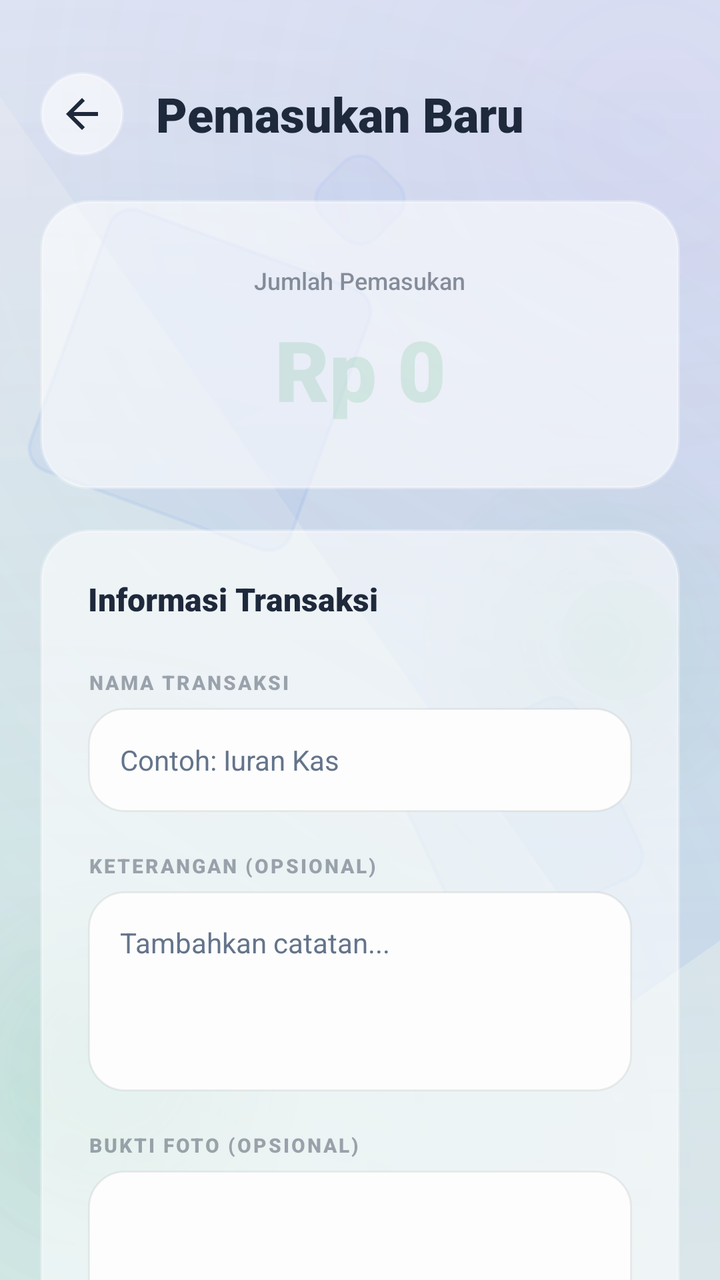
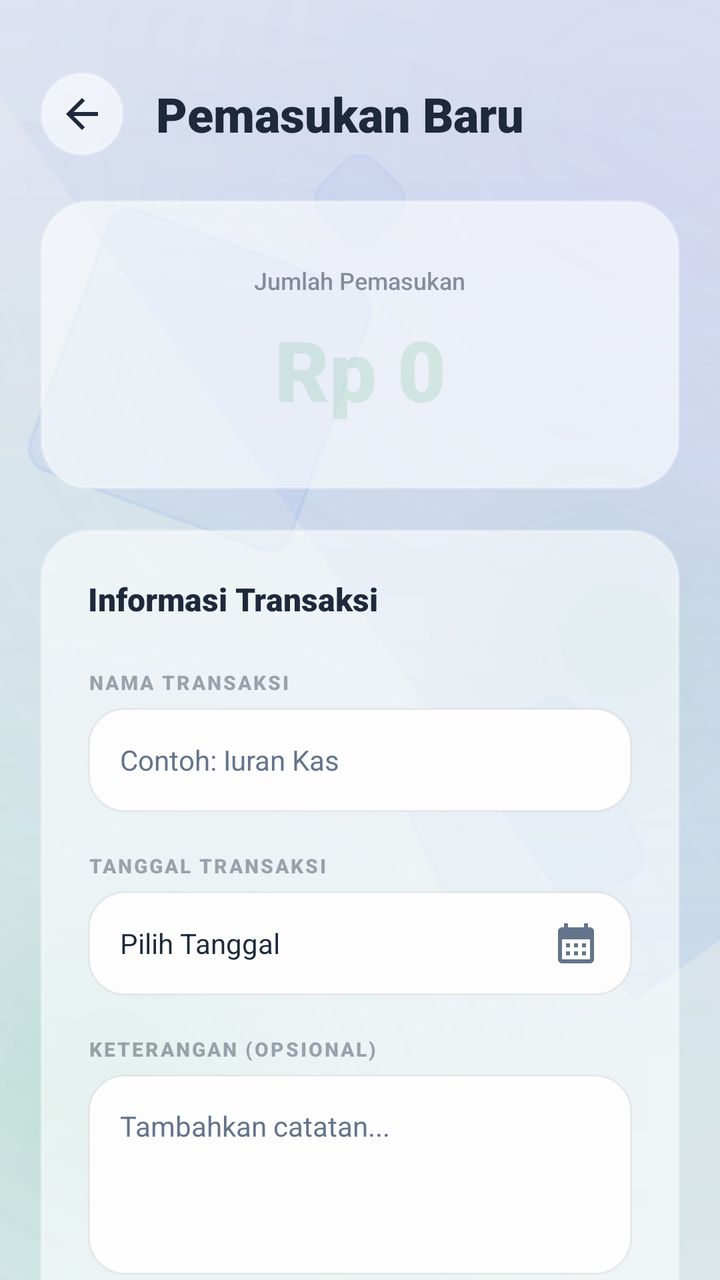

An Android layout rendered at two revisions. The XML below is the earlier revision; the diff shows what the commit changed to produce the second picture.
<!-- AndroidManifest.xml: application theme Theme.KasKelasApp -->
<!-- res/layout/activity_tambah_pemasukan.xml -->
<?xml version="1.0" encoding="utf-8"?>
<FrameLayout xmlns:android="http://schemas.android.com/apk/res/android"
    xmlns:app="http://schemas.android.com/apk/res-auto"
    android:layout_width="match_parent"
    android:layout_height="match_parent"
    android:background="@drawable/background">

    <include layout="@layout/animated_background" />

    
    <androidx.core.widget.NestedScrollView
        android:layout_width="match_parent"
        android:layout_height="match_parent"
        android:clipToPadding="false"
        android:paddingBottom="80dp">

        <LinearLayout
            android:layout_width="match_parent"
            android:layout_height="wrap_content"
            android:orientation="vertical">

            
            <View
                android:layout_width="match_parent"
                android:layout_height="100dp" />

            
            <androidx.cardview.widget.CardView
                android:layout_width="match_parent"
                android:layout_height="wrap_content"
                android:layout_marginHorizontal="@dimen/margin_main"
                android:layout_marginBottom="20dp"
                app:cardBackgroundColor="#00000000"
                app:cardCornerRadius="@dimen/radius_card"
                app:cardElevation="0dp">

                <LinearLayout
                    android:layout_width="match_parent"
                    android:layout_height="wrap_content"
                    android:background="@drawable/bg_glass_card"
                    android:gravity="center"
                    android:orientation="vertical"
                    android:padding="32dp">

                    <TextView
                        android:layout_width="wrap_content"
                        android:layout_height="wrap_content"
                        android:alpha="0.5"
                        android:text="Jumlah Pemasukan"
                        android:textColor="@color/text_main"
                        android:textSize="@dimen/text_caption"
                        android:fontFamily="sans-serif-medium" />

                    <EditText
                        android:id="@+id/etJumlahPemasukan"
                        android:layout_width="match_parent"
                        android:layout_height="wrap_content"
                        android:layout_marginTop="8dp"
                        android:background="@android:color/transparent"
                        android:gravity="center"
                        android:hint="Rp 0"
                        android:inputType="number"
                        android:textColor="@color/brand_accent"
                        android:textColorHint="#2016A34A"
                        android:textSize="42sp"
                        android:fontFamily="sans-serif-black" />
                </LinearLayout>
            </androidx.cardview.widget.CardView>

            
            <androidx.cardview.widget.CardView
                android:layout_width="match_parent"
                android:layout_height="wrap_content"
                android:layout_marginHorizontal="@dimen/margin_main"
                app:cardBackgroundColor="#00000000"
                app:cardCornerRadius="@dimen/radius_card"
                app:cardElevation="0dp">

                <LinearLayout
                    android:layout_width="match_parent"
                    android:layout_height="wrap_content"
                    android:background="@drawable/bg_glass_card"
                    android:orientation="vertical"
                    android:padding="@dimen/padding_card_lg">

                    <TextView
                        android:layout_width="wrap_content"
                        android:layout_height="wrap_content"
                        android:layout_marginBottom="24dp"
                        android:text="Informasi Transaksi"
                        android:textColor="@color/text_main"
                        android:textSize="@dimen/text_h2"
                        android:fontFamily="sans-serif-black" />

                    
                    <TextView
                        android:layout_width="wrap_content"
                        android:layout_height="wrap_content"
                        android:alpha="0.4"
                        android:text="NAMA TRANSAKSI"
                        android:textColor="@color/text_main"
                        android:textSize="10sp"
                        android:fontFamily="sans-serif-black"
                        android:letterSpacing="0.1" />
                    <EditText
                        android:id="@+id/etNamaPemasukan"
                        android:layout_width="match_parent"
                        android:layout_height="52dp"
                        android:layout_marginTop="6dp"
                        android:layout_marginBottom="20dp"
                        android:background="@drawable/bg_input_putih"
                        android:hint="Contoh: Iuran Kas"
                        android:paddingHorizontal="16dp"
                        android:textColor="@color/text_main"
                        android:textColorHint="@color/text_sub"
                        android:textSize="@dimen/text_body"
                        android:singleLine="true" />

                    
                    <TextView
                        android:layout_width="wrap_content"
                        android:layout_height="wrap_content"
                        android:alpha="0.4"
                        android:text="KETERANGAN (OPSIONAL)"
                        android:textColor="@color/text_main"
                        android:textSize="10sp"
                        android:fontFamily="sans-serif-black"
                        android:letterSpacing="0.1" />
                    <EditText
                        android:id="@+id/etKeteranganPemasukan"
                        android:layout_width="match_parent"
                        android:layout_height="100dp"
                        android:layout_marginTop="6dp"
                        android:layout_marginBottom="20dp"
                        android:background="@drawable/bg_input_putih"
                        android:gravity="top"
                        android:hint="Tambahkan catatan..."
                        android:padding="16dp"
                        android:textColor="@color/text_main"
                        android:textColorHint="@color/text_sub"
                        android:textSize="@dimen/text_body" />

                    
                    <TextView
                        android:layout_width="wrap_content"
                        android:layout_height="wrap_content"
                        android:alpha="0.4"
                        android:text="BUKTI FOTO (OPSIONAL)"
                        android:textColor="@color/text_main"
                        android:textSize="10sp"
                        android:fontFamily="sans-serif-black"
                        android:letterSpacing="0.1" />

                    <LinearLayout
                        android:id="@+id/btnPilihFotoPemasukan"
                        android:layout_width="match_parent"
                        android:layout_height="150dp"
                        android:layout_marginTop="6dp"
                        android:layout_marginBottom="32dp"
                        android:background="@drawable/bg_input_putih"
                        android:gravity="center"
                        android:orientation="vertical"
                        android:clickable="true"
                        android:focusable="true">

                        <ImageView
                            android:id="@+id/ivPreviewPemasukan"
                            android:layout_width="match_parent"
                            android:layout_height="match_parent"
                            android:scaleType="centerInside"
                            android:src="@drawable/ic_camera"
                            android:padding="24dp"
                            app:tint="@color/text_sub" />

                    </LinearLayout>

                    <androidx.appcompat.widget.AppCompatButton
                        android:id="@+id/btnSimpanPemasukan"
                        android:layout_width="match_parent"
                        android:layout_height="@dimen/btn_action_height"
                        android:background="@drawable/bg_btn_green"
                        android:text="Simpan Pemasukan"
                        android:textAllCaps="false"
                        android:textColor="@color/brand_accent"
                        android:textSize="@dimen/text_body"
                        android:fontFamily="sans-serif-bold" />

                </LinearLayout>
            </androidx.cardview.widget.CardView>
        </LinearLayout>
    </androidx.core.widget.NestedScrollView>

    
    <LinearLayout
        android:layout_width="match_parent"
        android:layout_height="90dp"
        android:gravity="center_vertical"
        android:orientation="horizontal"
        android:paddingHorizontal="@dimen/margin_main"
        android:paddingTop="@dimen/header_top_padding">

        <ImageButton
            android:id="@+id/btnBackPemasukan"
            android:layout_width="42dp"
            android:layout_height="42dp"
            android:background="@drawable/bg_glass_card"
            android:padding="10dp"
            android:src="@drawable/ic_back"
            app:tint="@color/text_main" />

        <TextView
            android:layout_width="wrap_content"
            android:layout_height="wrap_content"
            android:layout_marginStart="16dp"
            android:text="Pemasukan Baru"
            android:textColor="@color/text_main"
            android:textSize="@dimen/text_h1"
            android:fontFamily="sans-serif-black" />
    </LinearLayout>

</FrameLayout>
<!-- res/layout/animated_background.xml (included above) -->
<?xml version="1.0" encoding="utf-8"?>
<FrameLayout xmlns:android="http://schemas.android.com/apk/res/android"
    android:layout_width="match_parent"
    android:layout_height="match_parent">

    
    <View
        android:layout_width="match_parent"
        android:layout_height="match_parent"
        android:background="#08000000" />

    
    <View
        android:id="@+id/bg_shape_1"
        android:layout_width="450dp"
        android:layout_height="650dp"
        android:layout_gravity="end|top"
        android:layout_marginEnd="-180dp"
        android:layout_marginTop="-220dp"
        android:background="@drawable/bg_abstract_shape_1"
        android:alpha="0.8"
        android:rotation="-35" />

    
    <View
        android:id="@+id/bg_shape_2"
        android:layout_width="350dp"
        android:layout_height="350dp"
        android:layout_gravity="bottom|start"
        android:layout_marginStart="-120dp"
        android:layout_marginBottom="-70dp"
        android:background="@drawable/bg_abstract_shape_2"
        android:alpha="0.7" />

    
    <View
        android:id="@+id/bg_shape_3"
        android:layout_width="180dp"
        android:layout_height="180dp"
        android:layout_gravity="center"
        android:layout_marginStart="120dp"
        android:background="@drawable/bg_abstract_shape_2"
        android:alpha="0.6" />

    
    <View
        android:id="@+id/bg_shape_4"
        android:layout_width="140dp"
        android:layout_height="140dp"
        android:layout_gravity="top|start"
        android:layout_marginStart="30dp"
        android:layout_marginTop="120dp"
        android:background="@drawable/bg_geometric_shape"
        android:alpha="0.3"
        android:rotation="20" />

    
    <View
        android:id="@+id/bg_shape_5"
        android:layout_width="100dp"
        android:layout_height="100dp"
        android:layout_gravity="bottom|end"
        android:layout_marginEnd="50dp"
        android:layout_marginBottom="180dp"
        android:background="@drawable/bg_geometric_shape"
        android:alpha="0.25"
        android:rotation="-25" />

    
    <View
        android:id="@+id/bg_shape_6"
        android:layout_width="60dp"
        android:layout_height="60dp"
        android:layout_gravity="center_vertical|end"
        android:layout_marginEnd="20dp"
        android:background="@drawable/bg_abstract_shape_2"
        android:alpha="0.4" />

    
    <View
        android:id="@+id/bg_shape_7"
        android:layout_width="40dp"
        android:layout_height="40dp"
        android:layout_gravity="top|center_horizontal"
        android:layout_marginTop="80dp"
        android:background="@drawable/bg_geometric_shape"
        android:alpha="0.2"
        android:rotation="45" />

</FrameLayout>
<!-- resources referenced by this layout -->
<resources>
  <color name="brand_accent">#16A34A</color>
  <color name="text_main">#1E293B</color>
  <color name="text_sub">#64748B</color>
  <dimen name="btn_action_height">56dp</dimen>
  <dimen name="header_top_padding">24dp</dimen>
  <dimen name="margin_main">20dp</dimen>
  <dimen name="padding_card_lg">24dp</dimen>
  <dimen name="radius_card">20dp</dimen>
  <dimen name="text_body">14sp</dimen>
  <dimen name="text_caption">12sp</dimen>
  <dimen name="text_h1">24sp</dimen>
  <dimen name="text_h2">16sp</dimen>
  <!-- drawable bg_abstract_shape_1 (drawable) -->
  <?xml version="1.0" encoding="utf-8"?>
  <shape xmlns:android="http://schemas.android.com/apk/res/android"
      android:shape="rectangle">
      <gradient
          android:angle="45"
          android:endColor="#00FFFFFF"
          android:startColor="#1A2563EB" />
  </shape>
  <!-- drawable bg_abstract_shape_2 (drawable) -->
  <?xml version="1.0" encoding="utf-8"?>
  <shape xmlns:android="http://schemas.android.com/apk/res/android"
      android:shape="oval">
      <gradient
          android:type="radial"
          android:gradientRadius="100dp"
          android:startColor="#1F16A34A"
          android:endColor="#00FFFFFF" />
  </shape>
  <!-- drawable bg_btn_green (drawable) -->
  <?xml version="1.0" encoding="utf-8"?>
  <shape xmlns:android="http://schemas.android.com/apk/res/android">
      <solid android:color="#F0FDF4" />
      <corners android:radius="20dp" />
      <stroke
          android:width="1dp"
          android:color="#22059669" />
  </shape>
  <!-- drawable bg_geometric_shape (drawable) -->
  <?xml version="1.0" encoding="utf-8"?>
  <shape xmlns:android="http://schemas.android.com/apk/res/android"
      android:shape="rectangle">
      <solid android:color="#302563EB" />
      <corners android:radius="12dp" />
      <stroke
          android:width="1.5dp"
          android:color="#402563EB" />
  </shape>
  <!-- drawable bg_glass_card (drawable) -->
  <?xml version="1.0" encoding="utf-8"?>
  <shape xmlns:android="http://schemas.android.com/apk/res/android">
      <solid android:color="#99FFFFFF" /> 
      <corners android:radius="24dp" />
      <stroke
          android:width="1.5dp"
          android:color="#40FFFFFF" /> 
  </shape>
  <!-- drawable bg_input_putih (drawable) -->
  <?xml version="1.0" encoding="utf-8"?>
  <shape xmlns:android="http://schemas.android.com/apk/res/android">
      <solid android:color="#FDFDFD" />
      <corners android:radius="18dp" />
      <stroke
          android:width="1dp"
          android:color="#10000000" />
  </shape>
  <style name="Theme.KasKelasApp" parent="Base.Theme.KasKelasApp">
          <item name="android:windowAnimationStyle">@style/CustomActivityAnimation</item>
      </style>
  <style name="Base.Theme.KasKelasApp" parent="Theme.Material3.DayNight.NoActionBar">
          <item name="android:statusBarColor">@android:color/black</item>
          <item name="android:windowDrawsSystemBarBackgrounds">true</item>
          <item name="android:windowLightStatusBar">false</item>
      </style>
  <style name="CustomActivityAnimation" parent="@android:style/Animation.Activity">
          <item name="android:activityOpenEnterAnimation">@anim/slide_in_right</item>
          <item name="android:activityOpenExitAnimation">@anim/slide_out_left</item>
          <item name="android:activityCloseEnterAnimation">@anim/slide_in_left</item>
          <item name="android:activityCloseExitAnimation">@anim/slide_out_right</item>
      </style>
  <!-- unchanged entries left out for length: 3 -->
</resources>

<!-- the commit's change to res/layout/activity_tambah_pemasukan.xml (unified diff, before → after) -->
@@ -121,6 +121,43 @@
                         android:layout_width="wrap_content"
                         android:layout_height="wrap_content"
                         android:alpha="0.4"
+                        android:text="TANGGAL TRANSAKSI"
+                        android:textColor="@color/text_main"
+                        android:textSize="10sp"
+                        android:fontFamily="sans-serif-black"
+                        android:letterSpacing="0.1" />
+                    <LinearLayout
+                        android:layout_width="match_parent"
+                        android:layout_height="52dp"
+                        android:layout_marginTop="6dp"
+                        android:layout_marginBottom="20dp"
+                        android:background="@drawable/bg_input_putih"
+                        android:gravity="center_vertical"
+                        android:paddingHorizontal="16dp"
+                        android:orientation="horizontal">
+                        
+                        <TextView
+                            android:id="@+id/tvTanggalPilihan"
+                            android:layout_width="0dp"
+                            android:layout_weight="1"
+                            android:layout_height="wrap_content"
+                            android:text="Pilih Tanggal"
+                            android:textColor="@color/text_main"
+                            android:textSize="@dimen/text_body" />
+                            
+                        <ImageView
+                            android:id="@+id/ivIconKalender"
+                            android:layout_width="24dp"
+                            android:layout_height="24dp"
+                            android:src="@drawable/ic_baseline_calendar_month_24"
+                            app:tint="@color/text_sub" />
+                    </LinearLayout>
+
+                    
+                    <TextView
+                        android:layout_width="wrap_content"
+                        android:layout_height="wrap_content"
+                        android:alpha="0.4"
                         android:text="KETERANGAN (OPSIONAL)"
                         android:textColor="@color/text_main"
                         android:textSize="10sp"
@@ -209,6 +246,7 @@
             app:tint="@color/text_main" />
 
         <TextView
+            android:id="@+id/tvHeaderTitlePemasukan"
             android:layout_width="wrap_content"
             android:layout_height="wrap_content"
             android:layout_marginStart="16dp"
<!-- resource entries referenced after the edit -->
@@ -68,6 +68,17 @@
           android:width="1dp"
           android:color="#10000000" />
   </shape>
+  <!-- drawable ic_baseline_calendar_month_24 (drawable) -->
+  <vector xmlns:android="http://schemas.android.com/apk/res/android"
+      android:width="24dp"
+      android:height="24dp"
+      android:viewportWidth="24"
+      android:viewportHeight="24"
+      android:tint="?attr/colorControlNormal">
+    <path
+        android:fillColor="@android:color/white"
+        android:pathData="M19,4h-1V2h-2v2H8V2H6v2H5C3.89,4 3.01,4.9 3.01,6L3,20c0,1.1 0.89,2 2,2h14c1.1,0 2,-0.9 2,-2V6c0,-1.1 -0.9,-2 -2,-2zM19,20H5V10h14v10zM9,14H7v-2h2v2zM13,14h-2v-2h2v2zM17,14h-2v-2h2v2zM9,18H7v-2h2v2zM13,18h-2v-2h2v2zM17,18h-2v-2h2v2z"/>
+  </vector>
   <style name="Theme.KasKelasApp" parent="Base.Theme.KasKelasApp">
           <item name="android:windowAnimationStyle">@style/CustomActivityAnimation</item>
       </style>
